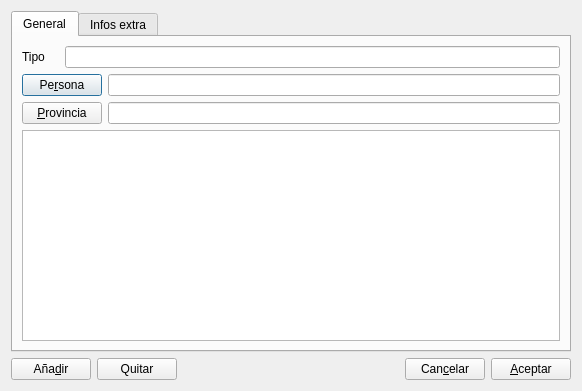
Before: the Qt Designer form gui/dlgaprobacionesentrada.ui in rogorido/qtpredicadores, drawn with Qt 5.
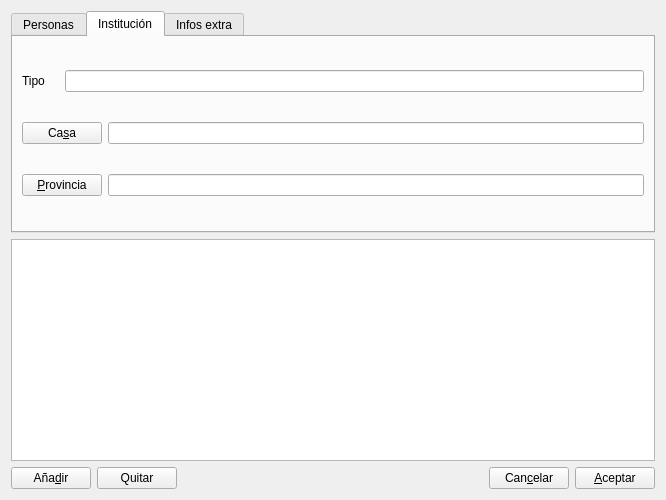
After: the same form once the commit is applied. The open tabs and pages were chosen to show the change. Custom widgets are drawn as their Qt base class.

Commit message: Ampliado form AprobacionesEntrada para meter tb instituciones

```diff
--- a/gui/dlgaprobacionesentrada.ui
+++ b/gui/dlgaprobacionesentrada.ui
@@ -6,8 +6,8 @@
    <rect>
     <x>0</x>
     <y>0</y>
-    <width>582</width>
-    <height>391</height>
+    <width>666</width>
+    <height>500</height>
    </rect>
   </property>
   <property name="windowTitle">
@@ -21,7 +21,7 @@
      </property>
      <widget class="QWidget" name="tab">
       <attribute name="title">
-       <string>General</string>
+       <string>Personas</string>
       </attribute>
       <layout class="QVBoxLayout" name="verticalLayout_2">
        <item>
@@ -29,7 +29,7 @@
          <item row="0" column="0">
           <widget class="QLabel" name="label">
            <property name="text">
-            <string>Tipo</string>
+            <string>Cargo</string>
            </property>
           </widget>
          </item>
@@ -58,8 +58,46 @@
          </item>
         </layout>
        </item>
+      </layout>
+     </widget>
+     <widget class="QWidget" name="tab_3">
+      <attribute name="title">
+       <string>Institución</string>
+      </attribute>
+      <layout class="QHBoxLayout" name="horizontalLayout">
        <item>
-        <widget class="QTableView" name="twAprobaciones"/>
+        <layout class="QGridLayout" name="gridLayout_2">
+         <item row="2" column="0" colspan="2">
+          <widget class="QPushButton" name="btProvinciaInstitucion">
+           <property name="text">
+            <string>&amp;Provincia</string>
+           </property>
+          </widget>
+         </item>
+         <item row="0" column="1" colspan="2">
+          <widget class="QLineEdit" name="txtTipoInstitucion"/>
+         </item>
+         <item row="0" column="0">
+          <widget class="QLabel" name="label_2">
+           <property name="text">
+            <string>Tipo</string>
+           </property>
+          </widget>
+         </item>
+         <item row="1" column="2">
+          <widget class="QLineEdit" name="txtCasa"/>
+         </item>
+         <item row="1" column="0" colspan="2">
+          <widget class="QPushButton" name="btCasa">
+           <property name="text">
+            <string>Ca&amp;sa</string>
+           </property>
+          </widget>
+         </item>
+         <item row="2" column="2">
+          <widget class="QLineEdit" name="txtProvinciaInstitucion"/>
+         </item>
+        </layout>
        </item>
       </layout>
      </widget>
@@ -80,6 +118,9 @@
      </widget>
     </widget>
    </item>
+   <item>
+    <widget class="QTableView" name="twAprobaciones"/>
+   </item>
    <item>
     <layout class="QHBoxLayout" name="horizontalLayout_2">
      <item>
```
Left out of the diff: 2 changed lines with no effect on the pictures. The commit also changes 3 other files.
